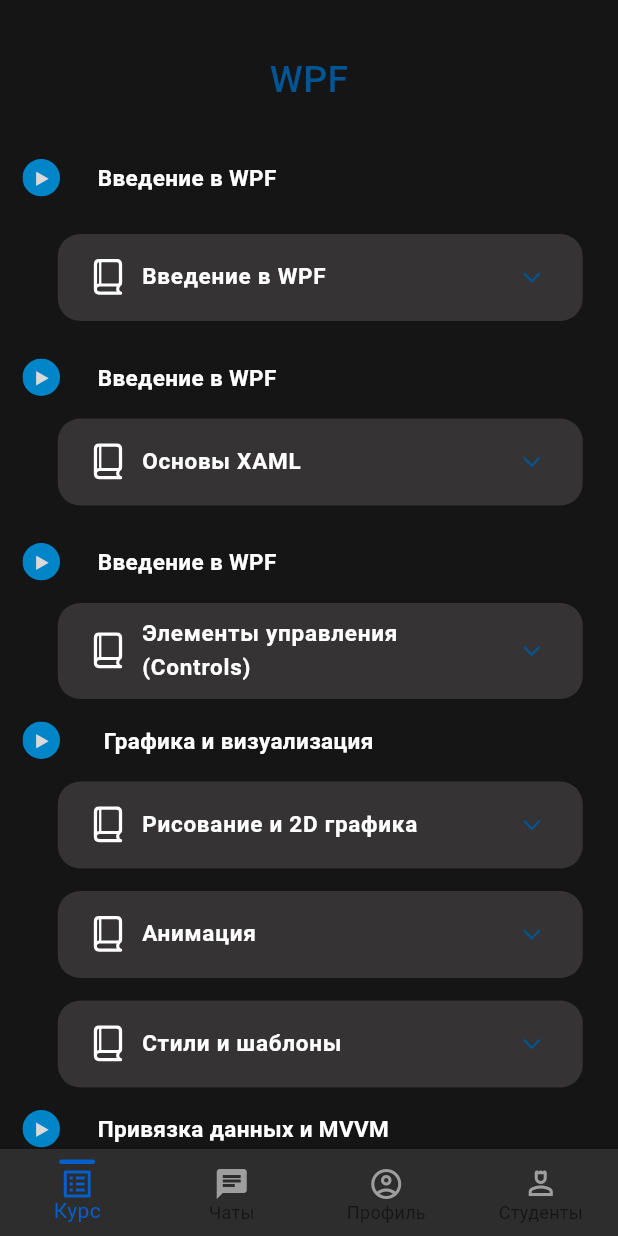
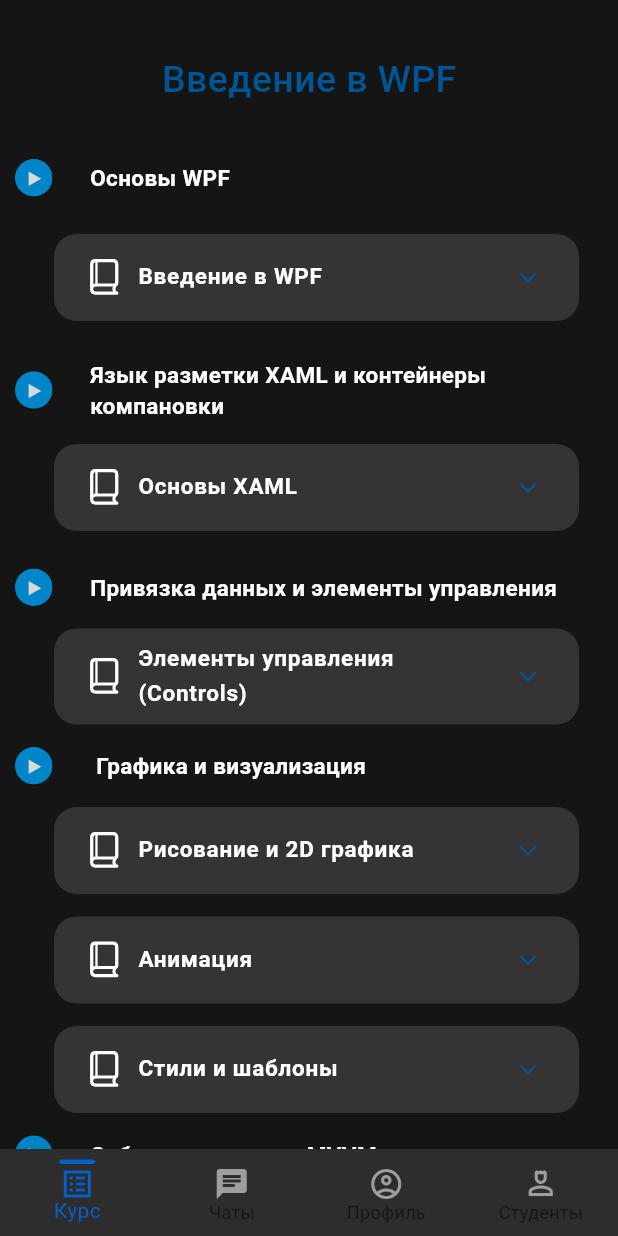
Before and after one commit to yoGurtwithThoughts/itlectory_normal, a Flutter app: the THome screen opened by its route, on a phone screen of 412 x 824 dp. Run offline on Flutter 3.47's test engine with Material 3 defaults, Android fonts, the phone set to English and light mode, and no system bars; our stand-ins replace file_picker, flutter_svg, image_picker, shared_preferences, sqflite; missing offline and left inert: shake; accounts and stored records are empty; Roboto replaces fonts that are missing (Montserrat); project files that could hold a hidden picture were left out.

```diff
--- a/lib/pages/students/chats.dart
+++ b/lib/pages/students/chats.dart
@@ -117,6 +117,7 @@ class _ChatMessengerState extends State<ChatMessenger> {
           ),
           Row(
             children: [
+              SizedBox(width: 25,),
               Container(
                 height: 55,
                 width: 285,
@@ -170,6 +171,7 @@ class _ChatMessengerState extends State<ChatMessenger> {
             )
                 : SizedBox.shrink(),
           ),
+          SizedBox(height: 10,)
         ],
       ),
     );
--- a/lib/widgets/btb_logik.dart
+++ b/lib/widgets/btb_logik.dart
@@ -13,14 +13,14 @@ class THomeContent extends StatelessWidget {
         children: [
           SizedBox(height: 35),
           AppBarWidget(
-            text: 'WPF',
+            text: 'Введение в WPF',
             isBack: false,
           ),
           Padding(
-            padding: const EdgeInsets.only(left: 15, top: 35),
+            padding: const EdgeInsets.only(left: 10, top: 35),
             child: Column(
               children: [
-                TitleWidget(title: 'Введение в WPF'),
+                TitleWidget(title: 'Основы WPF'),
                 SizedBox(height: 25),
                 ListWidget(
                   namel: 'Введение в WPF',
@@ -30,7 +30,7 @@ class THomeContent extends StatelessWidget {
                   },
                 ),
                 SizedBox(height: 25),
-                TitleWidget(title: 'Введение в WPF'),
+                TitleWidget(title: 'Язык разметки XAML и контейнеры \nкомпановки', ),
                 SizedBox(height: 15),
                 ListWidget(
                   namel: 'Основы XAML',
@@ -40,7 +40,7 @@ class THomeContent extends StatelessWidget {
                   },
                 ),
                 SizedBox(height: 25),
-                TitleWidget(title: 'Введение в WPF'),
+                TitleWidget(title: 'Привязка данных и элементы управления'),
                 SizedBox(height: 15),
                 ListWidget(
                   namel: 'Элементы управления (Controls)',
@@ -76,10 +76,10 @@ class THomeContent extends StatelessWidget {
                   },
                 ),
                 SizedBox(height: 15),
-                TitleWidget(title: 'Привязка данных и MVVM'),
+                TitleWidget(title: 'События и паттерн MVVM'),
                 SizedBox(height: 15),
                 ListWidget(
-                  namel: 'Основы привязки данных',
+                  namel: 'Основы событий и их обработка',
                   items: RMVVM,
                   onItemSelected: (String newValue) {
                     // Handle item selection
@@ -127,6 +127,7 @@ class THomeContent extends StatelessWidget {
                     // Handle item selection
                   },
                 ),
+                const SizedBox(height: 25,),
               ],
             ),
           ),
--- a/lib/widgets/chats_widget.dart
+++ b/lib/widgets/chats_widget.dart
@@ -57,7 +57,7 @@ class ChatCardWidget extends StatelessWidget {
                   width: 30,
                   height: 30,
                   decoration: const BoxDecoration(
-                    color: Color.fromARGB(53, 51, 51, 1),
+                    color: Color.fromRGBO(82, 203, 255, 1),
                     borderRadius: BorderRadius.all(
                       Radius.circular(140),
                     ),
--- a/lib/widgets/list_theme_widget.dart
+++ b/lib/widgets/list_theme_widget.dart
@@ -1,6 +1,6 @@
 import 'package:flutter/material.dart';
+import 'package:flutter_svg/flutter_svg.dart';
 import 'package:it_lectory_3/widgets/style_text.dart';
-import 'package:flutter_svg/flutter_svg.dart';
 
 class ListWidget extends StatelessWidget {
   final String namel;
@@ -23,6 +23,12 @@ class ListWidget extends StatelessWidget {
         borderRadius: BorderRadius.circular(15),
       ),
       child: ExpansionTile(
+
+        shape: RoundedRectangleBorder(
+
+          borderRadius: BorderRadius.circular(15),
+          side: BorderSide(color: Colors.transparent),
+        ),
         title: Row(
           children: [
             SvgPicture.asset(
@@ -40,25 +46,24 @@ class ListWidget extends StatelessWidget {
           height: 20,
         ),
         children: items.map((item) {
-            return Container(
+          return GestureDetector(
+
+            onTap: () {
+              onItemSelected(item);},
+            child: Container(
+              margin: EdgeInsets.symmetric(vertical: 2.5),
+              padding: EdgeInsets.all(10),
+              height: 60,
+              width: 340,
               decoration: BoxDecoration(
-                color: Color.fromRGBO(26, 26, 26, 1),
-                borderRadius: BorderRadius.circular(2.5),
-                border: Border(
-                  top: BorderSide(color: Colors.transparent),
-                  bottom: BorderSide(color: Colors.transparent),
+                color: Color.fromRGBO(33, 33, 33, 1.0),
+                borderRadius: BorderRadius.circular(10),
               ),
-              ),
-              child: ListTile(
-                title: Text(item, style: TextStylesMain.alltxt),
-                dense: true,
-                onTap: () {
-                  onItemSelected(item); // Вызов функции при выборе элемента
-                },
-                visualDensity: VisualDensity.compact,
+              child: Text(item, style: TextStylesMain.alltxt),
             ),
           );
-          }).toList()),
+        }).toList(),
+      ),
     );
   }
 }
--- a/lib/widgets/title_widget.dart
+++ b/lib/widgets/title_widget.dart
@@ -13,7 +13,9 @@ class TitleWidget extends StatelessWidget {
         SvgPicture.asset('assets/images/PlayLabel.svg', height: 25,
         width:25,),
         SizedBox(width: 25,),
-        Text(title, style: TextStylesMain.alltxt,),
+        Text(title, style: TextStylesMain.alltxt,
+            softWrap: true,
+        maxLines: 3,),
 
 
       ],
```
Also changed, not shown: lib/pages/chat_teacher.dart (+38 -18 lines), lib/pages/page_register.dart (+21 -9 lines), lib/widgets/custom_chat.dart (+10 -4 lines), lib/widgets/splash.dart (+20 -0 lines). Lines whose indentation alone changed are shown as unchanged.
